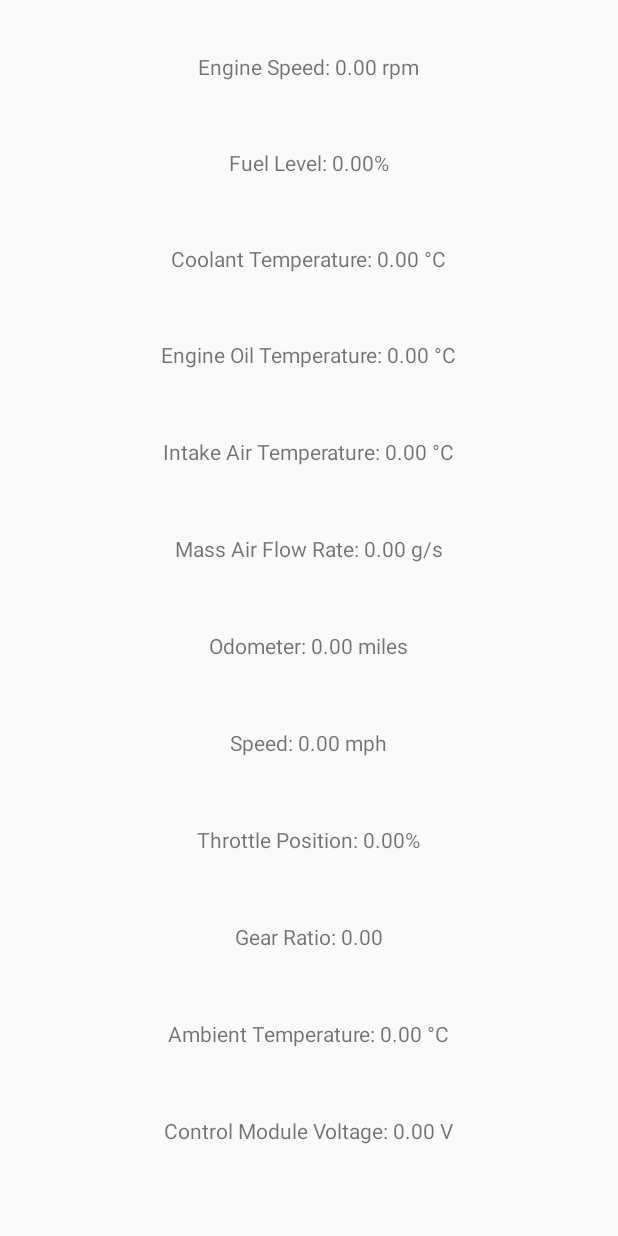
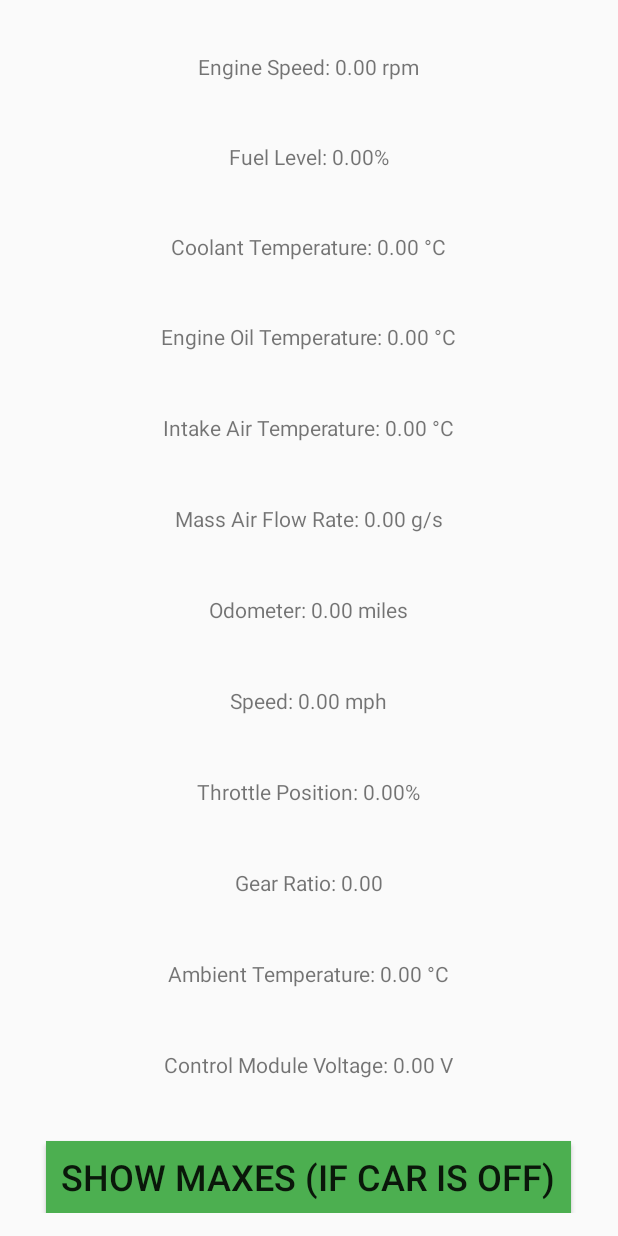
Before and after one commit to CalebKornegay/DigitalDash, an Android app built with Jetpack Compose: the screen it shows after launch (MainActivity), on a phone screen of 412 x 824 dp. Run offline under Robolectric (Android 15) with nearby library versions, the phone set to English and light mode, and no system bars.

Commit message:
Update maxes to be connected to a button

```diff
--- a/client/app/src/main/res/layout/layout.xml
+++ b/client/app/src/main/res/layout/layout.xml
@@ -91,4 +91,14 @@
         android:layout_height="wrap_content"
         android:layout_weight="1"
         android:text="@string/control_module_voltage_0_00v"/>
+
+    <Button
+        android:id="@+id/stopButton"
+        android:layout_width="wrap_content"
+        android:layout_height="wrap_content"
+        android:background="#4CAF50"
+        android:paddingStart="10dp"
+        android:paddingEnd="10dp"
+        android:text="@string/show_maxes_if_car_is_off"
+        android:textSize="24sp"/>
 </LinearLayout>
--- a/client/app/src/main/res/values/strings.xml
+++ b/client/app/src/main/res/values/strings.xml
@@ -12,4 +12,5 @@
     <string name="gear_ratio_0_00">Gear Ratio: 0.00</string>
     <string name="ambient_temperature_0_00_u00b0c">Ambient Temperature: 0.00 °C</string>
     <string name="control_module_voltage_0_00v">Control Module Voltage: 0.00 V</string>
+    <string name="show_maxes_if_car_is_off">Show maxes (if car is off)</string>
 </resources>
```
Also changed, not shown: client/app/src/main/java/com/example/digitaldash/MainActivity.kt (+38 -23 lines).
